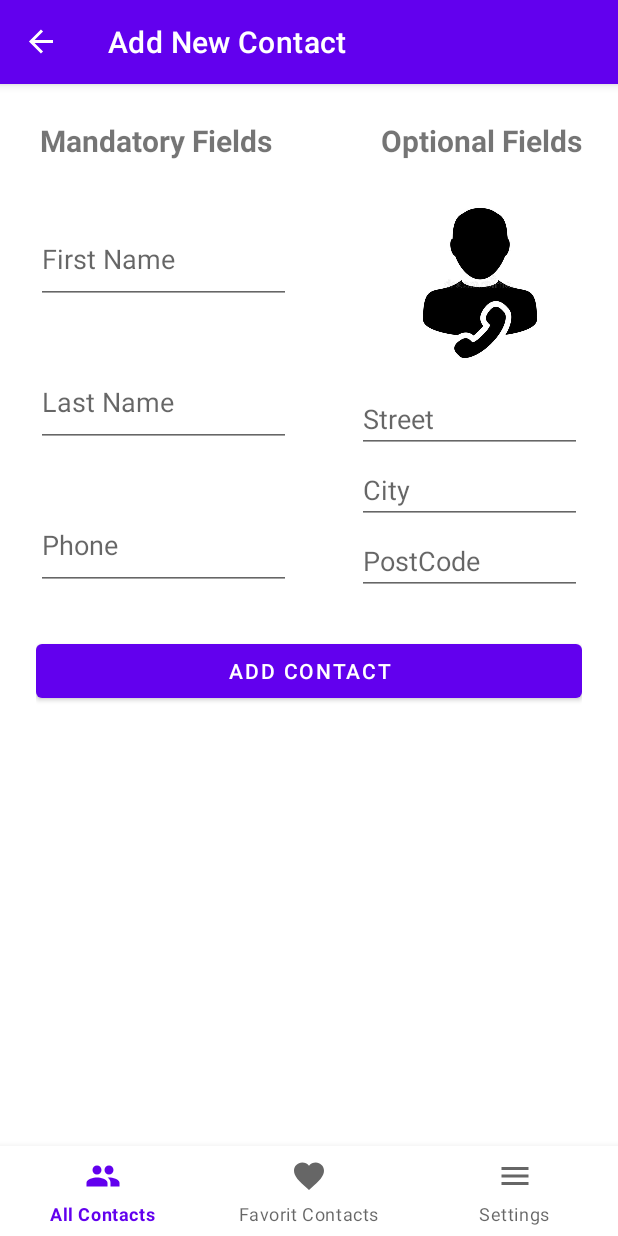
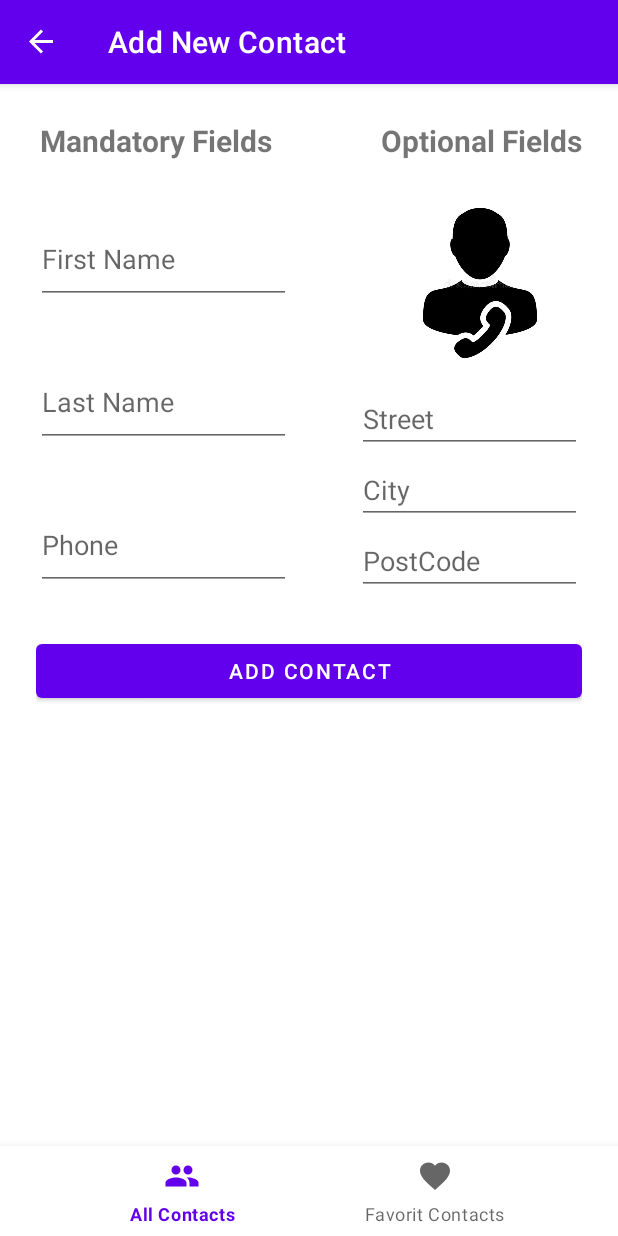
Before and after one commit to PavelMesicek/Contacts, an Android app: the screen it shows after launch (ContactActivity), after a tap on an icon or button, on a phone screen of 412 x 824 dp. Run offline under Robolectric (Android 15) with nearby library versions, the phone set to English and light mode, and no system bars; our stand-ins replace Dagger/Hilt's generated code, Room's generated code, navigation-ui.

```diff
--- a/app/src/main/AndroidManifest.xml
+++ b/app/src/main/AndroidManifest.xml
@@ -7,7 +7,7 @@
     <uses-permission android:name="android.permission.CAMERA"/>
 
     <application
-        android:name=".BaseApplication"
+        android:name=".presentation.BaseApplication"
         android:allowBackup="true"
         android:icon="@mipmap/ic_launcher"
         android:label="@string/app_name"
@@ -15,7 +15,7 @@
         android:supportsRtl="true"
         android:theme="@style/Theme.Contacts">
         <activity
-            android:name=".activities.ContactActivity"
+            android:name=".presentation.ContactActivity"
             android:exported="true">
             <intent-filter>
                 <action android:name="android.intent.action.MAIN" />
--- a/app/src/main/java/com/example/contacts/di/AppModule.kt
+++ b/app/src/main/java/com/example/contacts/di/AppModule.kt
@@ -1,7 +1,7 @@
 package com.example.contacts.di
 
 import android.content.Context
-import com.example.contacts.BaseApplication
+import com.example.contacts.presentation.BaseApplication
 import dagger.Module
 import dagger.Provides
 import dagger.hilt.InstallIn
@@ -15,7 +15,7 @@ object AppModule {
 
     @Singleton
     @Provides
-    fun provideApplication(@ApplicationContext app: Context): BaseApplication{
+    fun provideApplication(@ApplicationContext app: Context): BaseApplication {
         return app as BaseApplication
     }
 
--- a/app/src/main/java/com/example/contacts/BaseApplication.kt
+++ b/app/src/main/java/com/example/contacts/presentation/BaseApplication.kt
@@ -1,4 +1,4 @@
-package com.example.contacts
+package com.example.contacts.presentation
 
 import android.app.Application
 import dagger.hilt.android.HiltAndroidApp
--- a/app/src/main/java/com/example/contacts/activities/ContactActivity.kt
+++ b/app/src/main/java/com/example/contacts/presentation/ContactActivity.kt
@@ -1,4 +1,4 @@
-package com.example.contacts.activities
+package com.example.contacts.presentation
 
 import android.os.Bundle
 import androidx.appcompat.app.AppCompatActivity
@@ -8,7 +8,9 @@ import androidx.navigation.ui.setupActionBarWithNavController
 import androidx.navigation.ui.setupWithNavController
 import com.example.contacts.R
 import com.example.contacts.databinding.ActivityMainBinding
+import dagger.hilt.android.AndroidEntryPoint
 
+@AndroidEntryPoint
 class ContactActivity : AppCompatActivity() {
 
     private lateinit var navController: NavController
--- a/app/src/main/java/com/example/contacts/fragments/list/AllContactsFragment.kt
+++ b/app/src/main/java/com/example/contacts/presentation/ui/list/AllContactsFragment.kt
@@ -1,4 +1,4 @@
-package com.example.contacts.fragments.list
+package com.example.contacts.presentation.ui.list
 
 import android.annotation.SuppressLint
 import android.os.Bundle
@@ -15,7 +15,9 @@ import com.example.contacts.data.ContactDatabase
 import com.example.contacts.repository.ContactRepository
 import com.example.contacts.viewmodel.ContactViewModel
 import com.example.contacts.viewmodel.ContactViewModelProviderFactory
+import dagger.hilt.android.AndroidEntryPoint
 
+@AndroidEntryPoint
 class AllContactsFragment : Fragment() {
     private var _binding: FragmentAllContactsBinding? = null
     private val binding get() = _binding!!
--- a/app/src/main/java/com/example/contacts/fragments/list/FavoritesContactsFragment.kt
+++ b/app/src/main/java/com/example/contacts/presentation/ui/list/FavoritesContactsFragment.kt
@@ -1,4 +1,4 @@
-package com.example.contacts.fragments.list
+package com.example.contacts.presentation.ui.list
 
 import android.os.Bundle
 import android.view.LayoutInflater
@@ -6,7 +6,9 @@ import android.view.View
 import android.view.ViewGroup
 import androidx.fragment.app.Fragment
 import com.example.contacts.databinding.FragmentFavoritesContactsBinding
+import dagger.hilt.android.AndroidEntryPoint
 
+@AndroidEntryPoint
 class FavoritesContactsFragment : Fragment() {
 
     private var _binding: FragmentFavoritesContactsBinding? = null
--- a/app/src/main/java/com/example/contacts/fragments/update/NewContactFragment.kt
+++ b/app/src/main/java/com/example/contacts/presentation/ui/update/NewContactFragment.kt
@@ -1,4 +1,4 @@
-package com.example.contacts.fragments.update
+package com.example.contacts.presentation.ui.update
 
 import android.os.Bundle
 import android.text.Editable
@@ -20,8 +20,9 @@ import com.example.contacts.model.Contact
 import com.example.contacts.repository.ContactRepository
 import com.example.contacts.viewmodel.ContactViewModel
 import com.example.contacts.viewmodel.ContactViewModelProviderFactory
+import dagger.hilt.android.AndroidEntryPoint
 
-
+@AndroidEntryPoint
 class NewContactFragment : Fragment() {
 
     private var _binding: FragmentNewContactBinding? = null
--- a/app/src/main/java/com/example/contacts/fragments/update/UpdateContactFragment.kt
+++ b/app/src/main/java/com/example/contacts/presentation/ui/update/UpdateContactFragment.kt
@@ -1,4 +1,4 @@
-package com.example.contacts.fragments.update
+package com.example.contacts.presentation.ui.update
 
 import android.os.Bundle
 import android.text.Editable
@@ -20,7 +20,9 @@ import com.example.contacts.model.Contact
 import com.example.contacts.repository.ContactRepository
 import com.example.contacts.viewmodel.ContactViewModel
 import com.example.contacts.viewmodel.ContactViewModelProviderFactory
+import dagger.hilt.android.AndroidEntryPoint
 
+@AndroidEntryPoint
 class UpdateContactFragment : Fragment() {
 
     private var _binding: FragmentUpdateContactBinding? = null
--- a/app/src/main/res/layout/activity_main.xml
+++ b/app/src/main/res/layout/activity_main.xml
@@ -4,7 +4,7 @@
     xmlns:tools="http://schemas.android.com/tools"
     android:layout_width="match_parent"
     android:layout_height="match_parent"
-    tools:context=".activities.ContactActivity">
+    tools:context=".presentation.ContactActivity">
 
     <FrameLayout
         android:id="@+id/flFragment"
--- a/app/src/main/res/layout/fragment_all_contacts.xml
+++ b/app/src/main/res/layout/fragment_all_contacts.xml
@@ -4,7 +4,7 @@
     xmlns:tools="http://schemas.android.com/tools"
     android:layout_width="match_parent"
     android:layout_height="match_parent"
-    tools:context=".fragments.list.AllContactsFragment">
+    tools:context=".presentation.ui.list.AllContactsFragment">
 
     <FrameLayout
         android:layout_width="match_parent"
--- a/app/src/main/res/layout/fragment_favorites_contacts.xml
+++ b/app/src/main/res/layout/fragment_favorites_contacts.xml
@@ -4,7 +4,7 @@
     android:layout_width="match_parent"
     android:layout_height="match_parent"
     xmlns:app="http://schemas.android.com/apk/res-auto"
-    tools:context=".fragments.list.FavoritesContactsFragment">
+    tools:context=".presentation.ui.list.FavoritesContactsFragment">
 
     <FrameLayout
         android:layout_width="match_parent"
--- a/app/src/main/res/layout/fragment_new_contact.xml
+++ b/app/src/main/res/layout/fragment_new_contact.xml
@@ -5,7 +5,7 @@
     android:layout_width="match_parent"
     android:layout_height="match_parent"
     android:padding="24dp"
-    tools:context=".fragments.update.NewContactFragment">
+    tools:context=".presentation.ui.update.NewContactFragment">
 
     <EditText
         android:id="@+id/etFirstName"
--- a/app/src/main/res/layout/fragment_update_contact.xml
+++ b/app/src/main/res/layout/fragment_update_contact.xml
@@ -5,7 +5,7 @@
     android:layout_height="match_parent"
     android:padding="16dp"
     xmlns:app="http://schemas.android.com/apk/res-auto"
-    tools:context=".fragments.update.UpdateContactFragment">
+    tools:context=".presentation.ui.update.UpdateContactFragment">
 
     <EditText
         android:id="@+id/etFirstName"
--- a/app/src/main/res/menu/bottom_navigation_menu.xml
+++ b/app/src/main/res/menu/bottom_navigation_menu.xml
@@ -9,8 +9,4 @@
         android:title="Favorit Contacts"
         android:icon="@drawable/ic_favorit" />
 
-    <item android:id="@+id/settingsFragment"
-        android:title="Settings"
-        android:icon="@drawable/ic_favorit_contacts" />
-
 </menu>
--- a/app/src/main/res/navigation/contact_nav_graph.xml
+++ b/app/src/main/res/navigation/contact_nav_graph.xml
@@ -7,12 +7,9 @@
 
     <fragment
         android:id="@+id/allContactsFragment"
-        android:name="com.example.contacts.fragments.list.AllContactsFragment"
+        android:name="com.example.contacts.presentation.ui.list.AllContactsFragment"
         android:label="Contacts"
         tools:layout="@layout/fragment_all_contacts" >
-        <action
-            android:id="@+id/action_allContactsFragment_to_contactFragment"
-            app:destination="@id/contactFragment" />
         <action
             android:id="@+id/action_allContactsFragment_to_newContactFragment"
             app:destination="@id/newContactFragment" />
@@ -22,21 +19,16 @@
     </fragment>
     <fragment
         android:id="@+id/favoritesContactsFragment"
-        android:name="com.example.contacts.fragments.list.FavoritesContactsFragment"
+        android:name="com.example.contacts.presentation.ui.list.FavoritesContactsFragment"
         android:label="Favorit Contacts"
         tools:layout="@layout/fragment_favorites_contacts" >
         <action
-            android:id="@+id/action_favoritesContactsFragment_to_contactFragment"
-            app:destination="@id/contactFragment" />
+            android:id="@+id/action_favoritesContactsFragment_to_updateContactFragment"
+            app:destination="@id/updateContactFragment" />
     </fragment>
     <fragment
-        android:id="@+id/contactFragment"
-        android:name="com.example.contacts.fragments.detail.ContactFragment"
-        android:label="Detail"
-        tools:layout="@layout/fragment_contact" />
-    <fragment
         android:id="@+id/newContactFragment"
-        android:name="com.example.contacts.fragments.update.NewContactFragment"
+        android:name="com.example.contacts.presentation.ui.update.NewContactFragment"
         android:label="Add New Contact"
         tools:layout="@layout/fragment_new_contact" >
         <action
@@ -44,13 +36,8 @@
             app:destination="@id/allContactsFragment" />
     </fragment>
     <fragment
-        android:id="@+id/settingsFragment"
-        android:name="com.example.contacts.fragments.detail.SettingsFragment"
-        android:label="Setting"
-        tools:layout="@layout/fragment_settings" />
-    <fragment
         android:id="@+id/updateContactFragment"
-        android:name="com.example.contacts.fragments.update.UpdateContactFragment"
+        android:name="com.example.contacts.presentation.ui.update.UpdateContactFragment"
         android:label="Update contact"
         tools:layout="@layout/fragment_update_contact" >
         <action
@@ -59,5 +46,8 @@
         <argument
             android:name="currentContact"
             app:argType="com.example.contacts.model.Contact" />
+        <action
+            android:id="@+id/action_updateContactFragment_to_favoritesContactsFragment"
+            app:destination="@id/favoritesContactsFragment" />
     </fragment>
 </navigation>
```
Also changed, not shown: app/src/main/java/com/example/contacts/fragments/detail/ContactFragment.kt (deleted, +0 -28 lines), app/src/main/java/com/example/contacts/fragments/detail/SettingsFragment.kt (deleted, +0 -24 lines), app/src/main/java/com/example/contacts/presentation/ui/list/ContactAdapter.kt (renamed from app/src/main/java/com/example/contacts/fragments/list/ContactAdapter.kt, +15 -9 lines), app/src/main/res/layout/fragment_contact.xml (deleted, +0 -14 lines), app/src/main/res/layout/fragment_settings.xml (deleted, +0 -20 lines).
